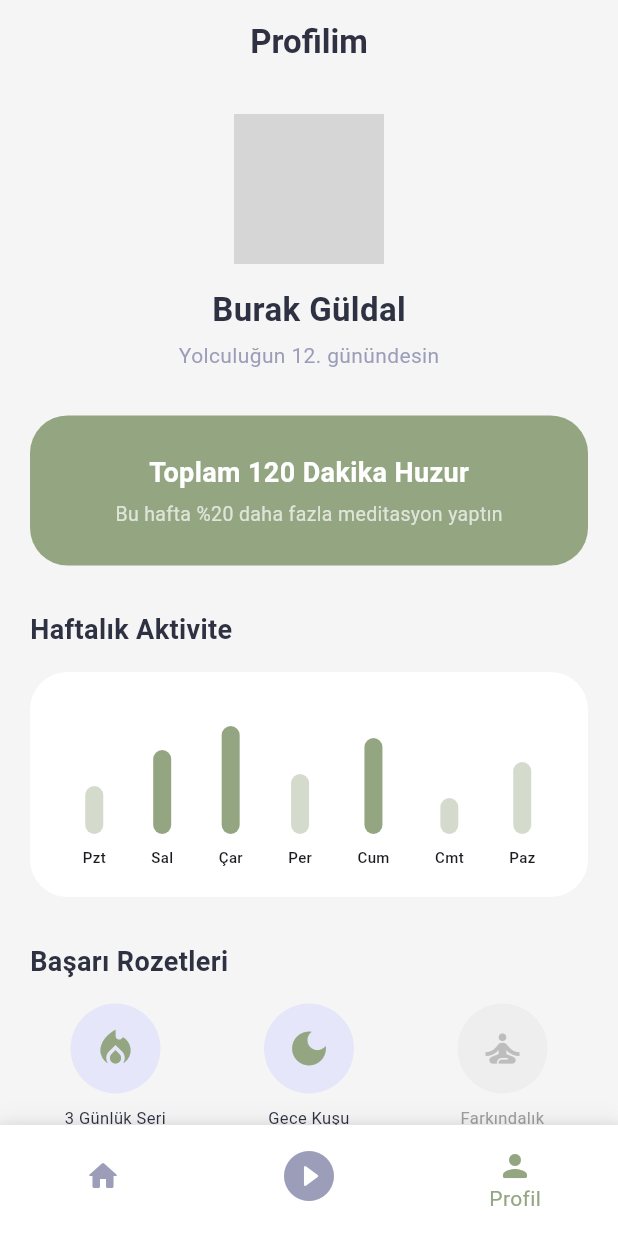
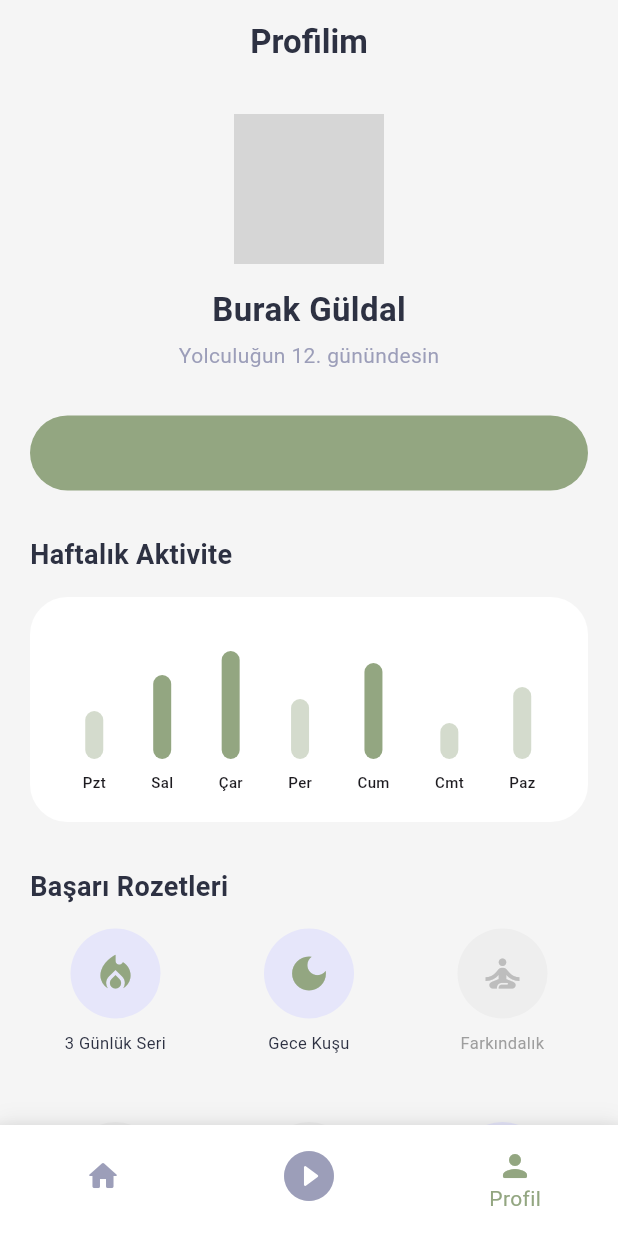
Before and after one commit to BurakGuldal10/maditasyon, a Flutter app: the screen it shows after launch, item 3 of the bottom bar chosen, on a phone screen of 412 x 824 dp. Run offline on Flutter 3.47's test engine with Material 3 defaults, Android fonts, the phone set to English and light mode, and no system bars; network calls fail; Roboto replaces fonts that are missing (Montserrat); grey boxes are pictures that could not be loaded.

```diff
--- a/lib/ozellikler/profil/profil_ekrani.dart
+++ b/lib/ozellikler/profil/profil_ekrani.dart
@@ -35,7 +35,7 @@ class ProfilEkrani extends StatelessWidget {
             ),
             const SizedBox(height: 30),
 
-            // Toplam Süre Kartı
+            // Toplam Süre Kartı (Haftalık Özet)
             Container(
               width: double.infinity,
               padding: const EdgeInsets.all(25),
@@ -44,17 +44,6 @@ class ProfilEkrani extends StatelessWidget {
                 borderRadius: BorderRadius.circular(25),
               ),
               child: const Column(
-                children: [
-                  Text(
-                    "Toplam 120 Dakika Huzur",
-                    style: TextStyle(color: Colors.white, fontSize: 18, fontWeight: FontWeight.bold),
-                  ),
-                  SizedBox(height: 5),
-                  Text(
-                    "Bu hafta %20 daha fazla meditasyon yaptın",
-                    style: TextStyle(color: Colors.white70, fontSize: 13),
-                  ),
-                ],
               ),
             ),
             const SizedBox(height: 30),
```
